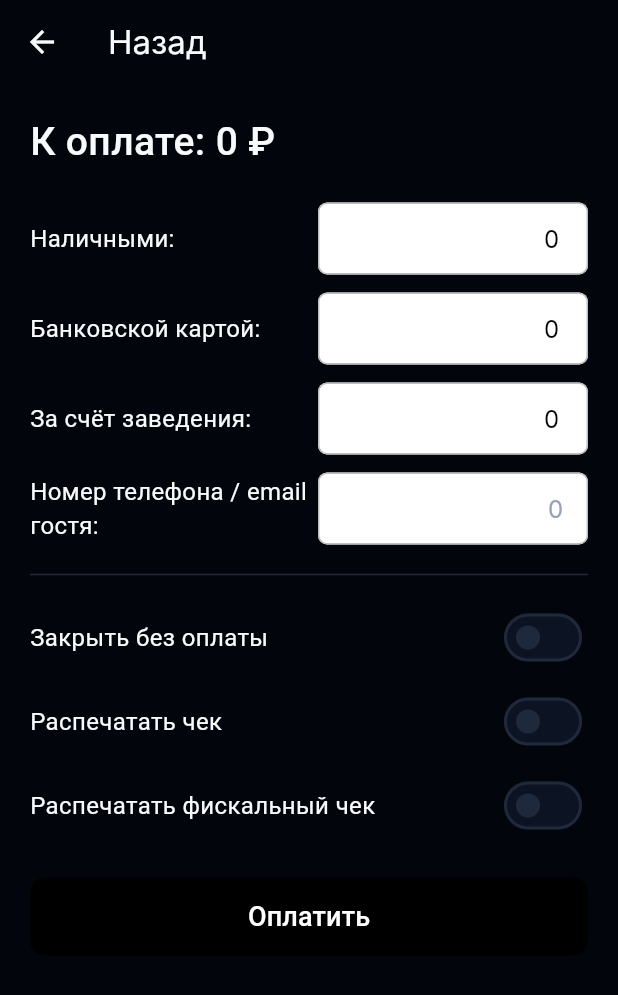
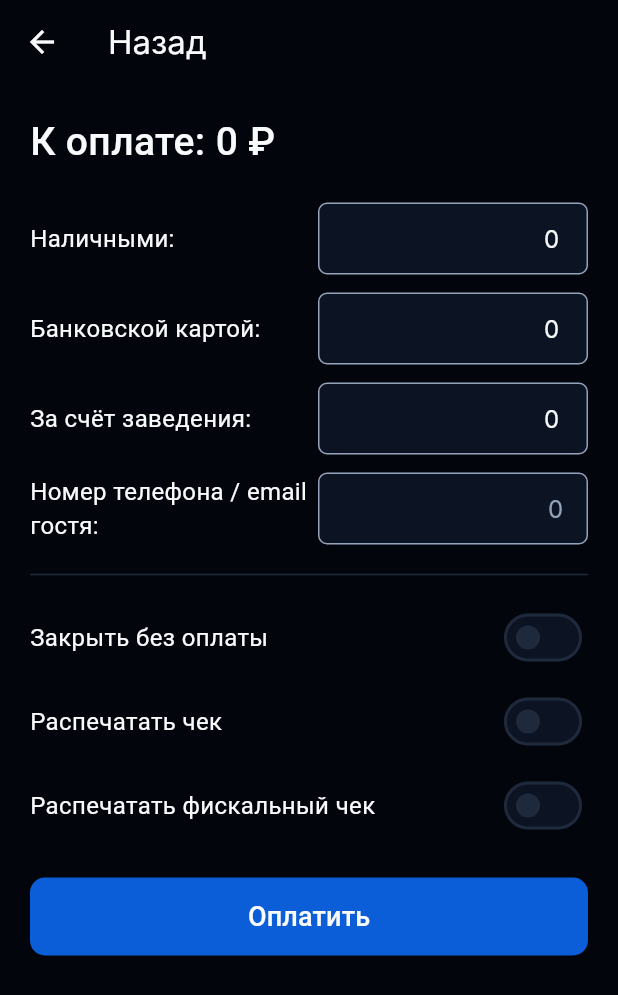
Before and after one commit to Ghosts1996/pos, a Flutter app: the PaymentScreen screen opened directly with empty values, on a phone screen of 412 x 824 dp. Shown: the top 995 px of the screen. Run offline on Flutter 3.47's test engine with Material 3 defaults, Android fonts, the light colour scheme and no system bars; our stand-ins replace cloud_firestore, firebase_auth, firebase_core, firebase_storage, image_picker; accounts and stored records are empty; network calls fail; Roboto replaces fonts that are missing (Inter).

Commit message:
Update payment_screen.dart

```diff
--- a/lib/screens/employee/payment_screen.dart
+++ b/lib/screens/employee/payment_screen.dart
@@ -1,5 +1,6 @@
 import 'package:flutter/material.dart';
 import 'package:flutter/services.dart';
+import '../../theme/app_colors.dart';
 import '../../models/session_model.dart';
 import '../../services/firestore_service.dart';
 import '../../utils/constants.dart';
@@ -137,7 +138,7 @@ class _PaymentScreenState extends State<PaymentScreen> {
                         child: OutlinedButton(
                           style: OutlinedButton.styleFrom(
                             shape: const StadiumBorder(),
-                            side: BorderSide(color: Colors.grey.shade400),
+                            side: BorderSide(color: AppColors.textMuted),
                           ),
                           onPressed: () => _applyQuick(v),
                           child: Text(_fmt(v)),
@@ -154,7 +155,7 @@ class _PaymentScreenState extends State<PaymentScreen> {
                         ? 'Не хватает ${_fmt(_diff)} ${AppConstants.currencySymbol}'
                         : 'Сдача ${_fmt(-_diff)} ${AppConstants.currencySymbol}',
                     style: TextStyle(
-                      color: _diff > 0 ? Colors.red : Colors.green.shade700,
+                      color: _diff > 0 ? AppColors.danger : AppColors.success,
                       fontWeight: FontWeight.w500,
                     ),
                   ),
@@ -171,8 +172,8 @@ class _PaymentScreenState extends State<PaymentScreen> {
                 width: double.infinity,
                 child: FilledButton(
                   style: FilledButton.styleFrom(
-                    backgroundColor: Colors.black,
-                    disabledBackgroundColor: Colors.grey.shade400,
+                    backgroundColor: AppColors.primary,
+                    disabledBackgroundColor: AppColors.disabled,
                     shape: RoundedRectangleBorder(borderRadius: BorderRadius.circular(10)),
                   ),
                   onPressed: _canPay && !_busy ? _pay : null,
@@ -180,9 +181,9 @@ class _PaymentScreenState extends State<PaymentScreen> {
                       ? const SizedBox(
                           width: 22,
                           height: 22,
-                          child: CircularProgressIndicator(strokeWidth: 2, color: Colors.white),
+                          child: CircularProgressIndicator(strokeWidth: 2, color: AppColors.textPrimary),
                         )
-                      : const Text('Оплатить', style: TextStyle(fontSize: 18, color: Colors.white)),
+                      : const Text('Оплатить', style: TextStyle(fontSize: 18, color: AppColors.textPrimary)),
                 ),
               ),
               const SizedBox(height: 20),
@@ -209,23 +210,23 @@ class _PaymentScreenState extends State<PaymentScreen> {
               inputFormatters: [
                 FilteringTextInputFormatter.allow(RegExp(r'[0-9,.]')),
               ],
-              style: TextStyle(fontSize: 16, color: enabled ? Colors.black : Colors.grey),
+              style: TextStyle(fontSize: 16, color: enabled ? AppColors.textPrimary : AppColors.textMuted),
               decoration: InputDecoration(
                 isDense: true,
                 contentPadding: const EdgeInsets.symmetric(horizontal: 12, vertical: 12),
                 filled: true,
-                fillColor: enabled ? Colors.white : Colors.grey.shade200,
+                fillColor: enabled ? AppColors.surface : AppColors.surfaceElevated,
                 enabledBorder: OutlineInputBorder(
                   borderRadius: BorderRadius.circular(6),
-                  borderSide: BorderSide(color: Colors.grey.shade400),
+                  borderSide: BorderSide(color: AppColors.textMuted),
                 ),
                 focusedBorder: OutlineInputBorder(
                   borderRadius: BorderRadius.circular(6),
-                  borderSide: const BorderSide(color: Colors.black54),
+                  borderSide: const BorderSide(color: AppColors.primary, width: 1.6),
                 ),
                 disabledBorder: OutlineInputBorder(
                   borderRadius: BorderRadius.circular(6),
-                  borderSide: BorderSide(color: Colors.grey.shade300),
+                  borderSide: const BorderSide(color: AppColors.border),
                 ),
               ),
               onTap: () {
@@ -256,20 +257,20 @@ class _PaymentScreenState extends State<PaymentScreen> {
               controller: _contactCtrl,
               textAlign: TextAlign.right,
               keyboardType: TextInputType.emailAddress,
-              style: const TextStyle(fontSize: 16, color: Colors.black),
+              style: const TextStyle(fontSize: 16, color: AppColors.textPrimary),
               decoration: InputDecoration(
                 isDense: true,
                 hintText: '0',
                 contentPadding: const EdgeInsets.symmetric(horizontal: 12, vertical: 12),
                 filled: true,
-                fillColor: Colors.white,
+                fillColor: AppColors.surface,
                 enabledBorder: OutlineInputBorder(
                   borderRadius: BorderRadius.circular(6),
-                  borderSide: BorderSide(color: Colors.grey.shade400),
+                  borderSide: BorderSide(color: AppColors.textMuted),
                 ),
                 focusedBorder: OutlineInputBorder(
                   borderRadius: BorderRadius.circular(6),
-                  borderSide: const BorderSide(color: Colors.black54),
+                  borderSide: const BorderSide(color: AppColors.primary, width: 1.6),
                 ),
               ),
             ),
```
